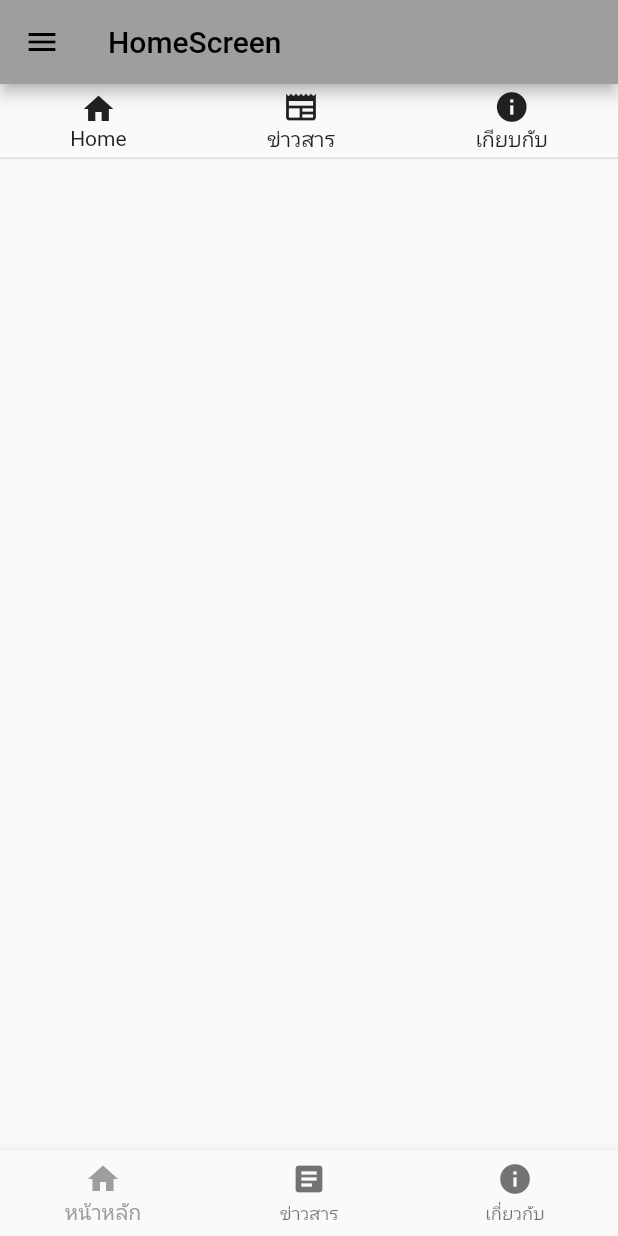
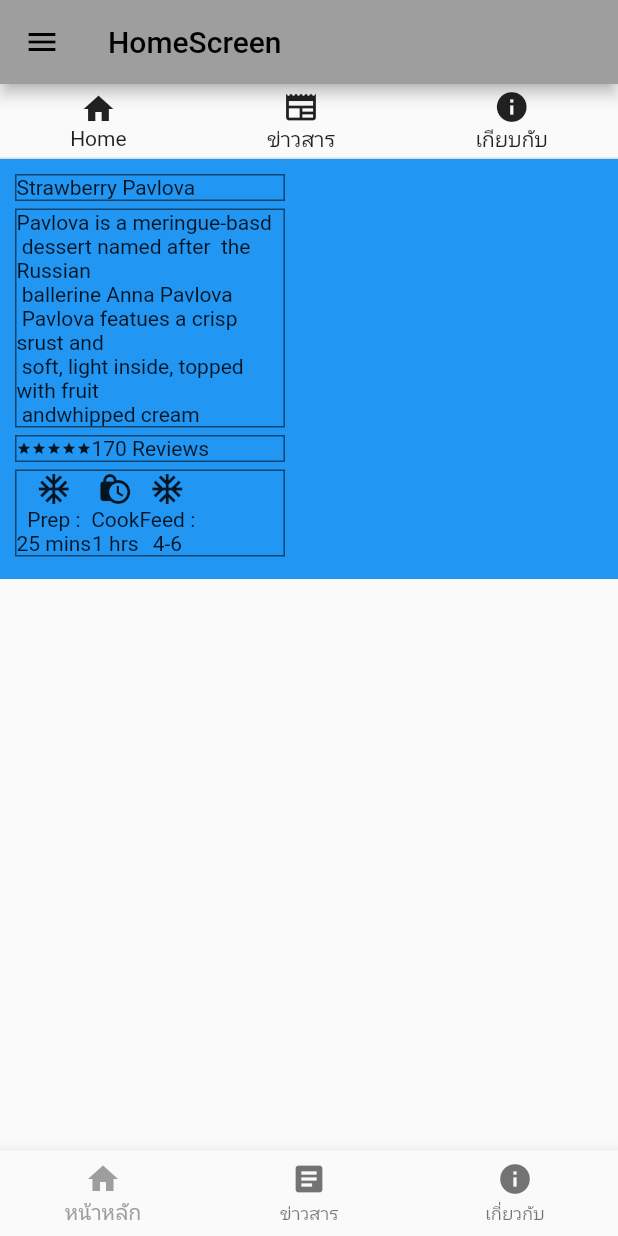
Before and after one commit to NitaKanon/myfirstproject, a Flutter app: the screen it shows after launch, on a phone screen of 412 x 824 dp. Run offline on Flutter 3.47's test engine with Material 2 defaults, Android fonts, the phone set to English and light mode, and no system bars.

Commit message:
กลับบ้านละ

```diff
--- a/lib/screen/home_screen.dart
+++ b/lib/screen/home_screen.dart
@@ -16,10 +16,12 @@ class _HomeScreenState extends State<HomeScreen> {
       ),
       drawer: const Drawer(),
       body: Container(
-        child: Container(
+        child: Column(
+          children: [
+            Container(
               decoration: BoxDecoration(
                 border: Border(
-              bottom:BorderSide(
+                  bottom: BorderSide(
                     color: Colors.black12,
                   ),
                 ),
@@ -31,27 +33,110 @@ class _HomeScreenState extends State<HomeScreen> {
                 children: [
                   Column(
                     mainAxisAlignment: MainAxisAlignment.center,
+                    children: [Icon(Icons.home), Text("Home")],
+                  ),
+                  Column(
+                    mainAxisAlignment: MainAxisAlignment.center,
+                    children: [Icon(Icons.newspaper), Text("ข่าวสาร")],
+                  ),
+                  Column(
+                    mainAxisAlignment: MainAxisAlignment.center,
+                    children: [Icon(Icons.info), Text("เกียบกับ")],
+                  ),
+                ],
+              ),
+            ),
+            Container(
+              height: 280,
+              color: Colors.blue,
+              child: Row(
+                 crossAxisAlignment: CrossAxisAlignment.start,
                 children: [
-                  Icon(Icons.home),
-                  Text("Home")
+                  Container(
+                     padding: EdgeInsets.only(top: 10, right: 10, left: 10),
+                    width: 200,
+                    child: Column(
+                      crossAxisAlignment: CrossAxisAlignment.start,
+                      children: [
+                        Container(
+                           width: double.infinity,
+                          margin: EdgeInsets.only(bottom: 5),
+                          decoration: BoxDecoration(
+                            border: Border.all(
+                              color: Colors.black54,
+                            ),
+                          ),
+                          child: Text("Strawberry Pavlova"),
+                        ),
+                        Container(
+                           width: double.infinity,
+                          margin: EdgeInsets.only(bottom: 5),
+                          decoration: BoxDecoration(
+                            border: Border.all(
+                              color: Colors.black54,
+                            ),
+                          ),
+                          child: Text("Pavlova is a meringue-basd \n dessert named after  the Russian \n ballerine Anna Pavlova \n Pavlova featues a crisp srust and \n soft, light inside, topped with fruit\n andwhipped cream"),
+                        ),
+                        Container(
+                           width: double.infinity,
+                          margin: EdgeInsets.only(bottom: 5),
+                          decoration: BoxDecoration(
+                            border: Border.all(
+                              color: Colors.black54,
+                            ),
+                          ),
+                          child: Row(
+                            children:[
+                              Icon(Icons.star,size:10),
+                              Icon(Icons.star,size:10),
+                              Icon(Icons.star,size:10),
+                              Icon(Icons.star,size:10),
+                              Icon(Icons.star,size:10),
+                              Text("170 Reviews")
+                            ]
+                          ),
+                        ),
+                        Container(
+                           decoration: BoxDecoration(
+                            border: Border.all(
+                              color: Colors.black54,
+                            ),
+                          ),
+                          child: Row(
+                            children: [
+                              Column(
+                                children: [
+                                  Icon(Icons.ac_unit),
+                                  Text("Prep :"),
+                                  Text("25 mins"),
                                 ],
                               ),
                               Column(
-                mainAxisAlignment: MainAxisAlignment.center,
                                 children: [
-                  Icon(Icons.newspaper),
-                  Text("ข่าวสาร")
+                                  Icon(Icons.lock_clock),
+                                  Text("Cook"),
+                                  Text("1 hrs"),
                                 ],
                               ),
                               Column(
-                mainAxisAlignment: MainAxisAlignment.center,
                                 children: [
-                  Icon(Icons.info),
-                  Text("เกียบกับ")
+                                  Icon(Icons.ac_unit),
+                                  Text("Feed :"),
+                                  Text("4-6"),
                                 ],
+                              )
+                            ],
+                          ),
                         ),
                       ],
                     ),
+                  ),
+                  Container(),
+                ],
+              ),
+            )
+          ],
         ),
       ),
       bottomNavigationBar: BottomNavigationBar(items: [
```
Lines whose indentation alone changed are shown as unchanged.
